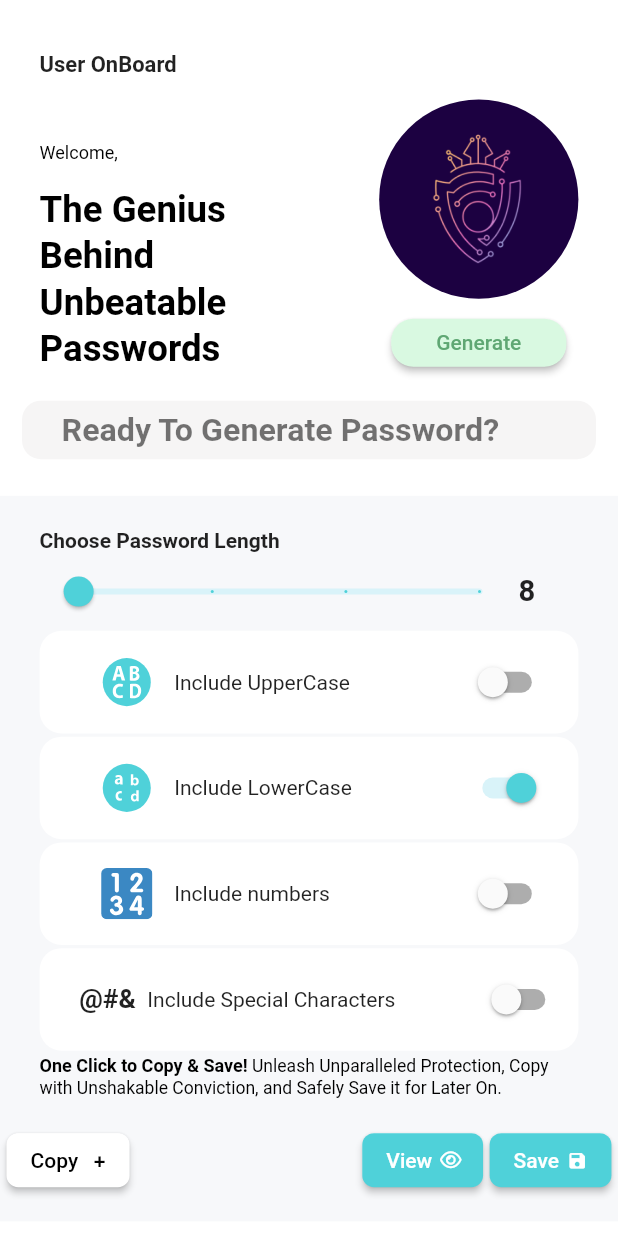
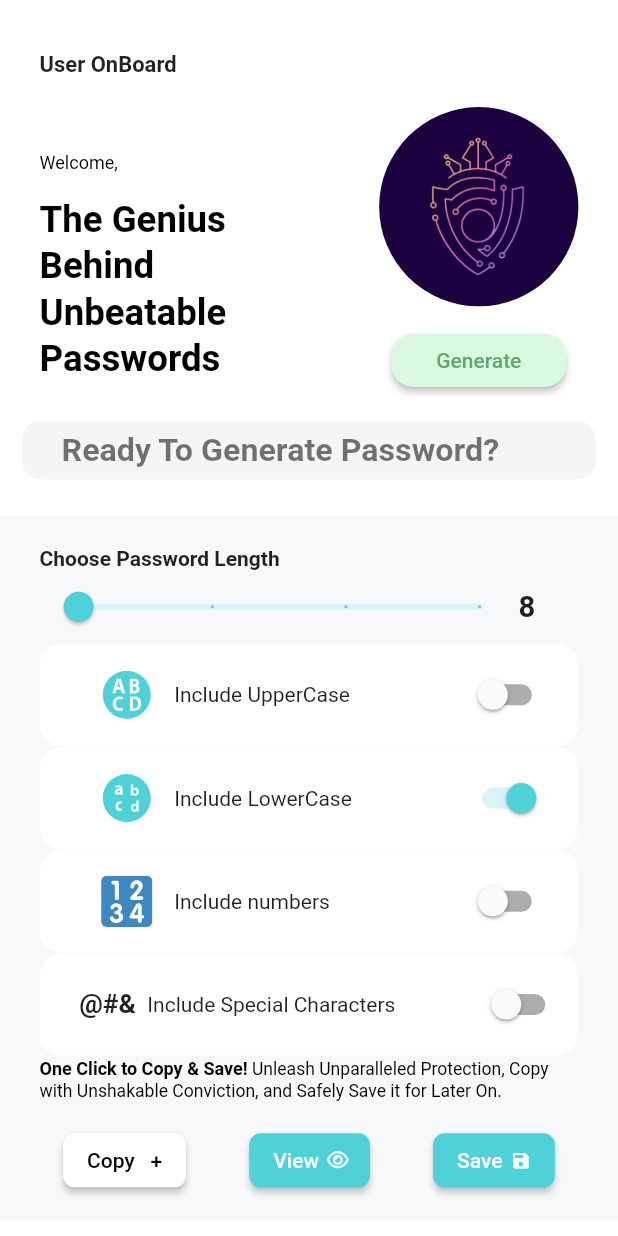
Before and after one commit to codersantoshadhikari/strong-password-, a Flutter app: the PasswordGeneratorScreen screen opened by its route, on a phone screen of 412 x 824 dp. Run offline on Flutter 3.47's test engine with Material 2 defaults, Android fonts, the phone set to English and light mode, and no system bars; our stand-ins replace equatable, flutter_bloc, flutter_screenutil, flutter_svg, font_awesome_flutter, hydrated_bloc.

Commit message:
rendering error fixed

```diff
--- a/lib/password_gen/screen/passwordgen.dart
+++ b/lib/password_gen/screen/passwordgen.dart
@@ -46,12 +46,15 @@ class _PasswordGeneratorScreenState extends State<PasswordGeneratorScreen> {
   Widget build(BuildContext context) {
     return Scaffold(
       backgroundColor: Colors.white,
-      body: Column(
+      body: SingleChildScrollView(
+        physics: const BouncingScrollPhysics(),
+        child: Column(
           crossAxisAlignment: CrossAxisAlignment.start,
           children: [
             const HeaderWidget(),
-          Expanded(
-            flex: 2,
+          SizedBox(
+              // color: Colors.red,÷
+              height: 220.h,
               child: Padding(
                 padding: EdgeInsets.only(left: 25.w, right: 25.w, top: 10.h),
                 child: Row(
@@ -78,8 +81,9 @@ class _PasswordGeneratorScreenState extends State<PasswordGeneratorScreen> {
               },
               generatedPassword: generatedPassword,
             ),
-          Expanded(
-            flex: 5,
+            SizedBox(
+              // color: Colors.amber,
+              height: 500.h,
               child: BlocBuilder<SaveGeneratedDataBloc, SaveGeneratedDataState>(
                 builder: (context, state) {
                   // Check if "Hero" exists in the list of state-generated passwords
@@ -163,6 +167,7 @@ class _PasswordGeneratorScreenState extends State<PasswordGeneratorScreen> {
             ),
           ],
         ),
+      ),
     );
   }
 
--- a/lib/password_gen/split_widget/password_option/password_option_widget.dart
+++ b/lib/password_gen/split_widget/password_option/password_option_widget.dart
@@ -185,9 +185,6 @@ class _PasswordOptionChooseWidgetState
                       ),
                     ),
                   ),
-                  SizedBox(
-                    width: 150.h,
-                  ),
                   ElevatedButton(
                     style: ButtonStyle(
                       shape: MaterialStateProperty.all<RoundedRectangleBorder>(
```
Lines whose indentation alone changed are shown as unchanged.
